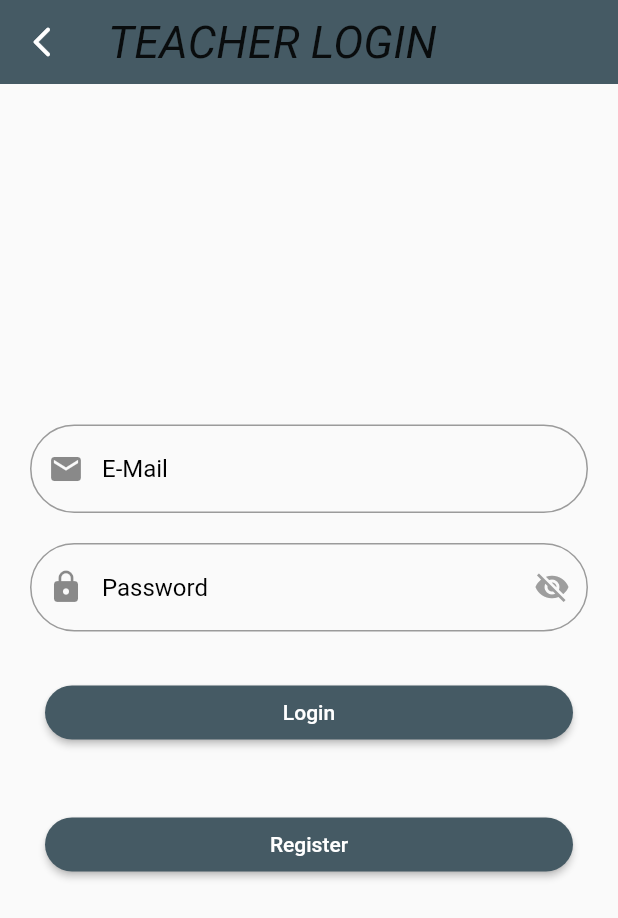
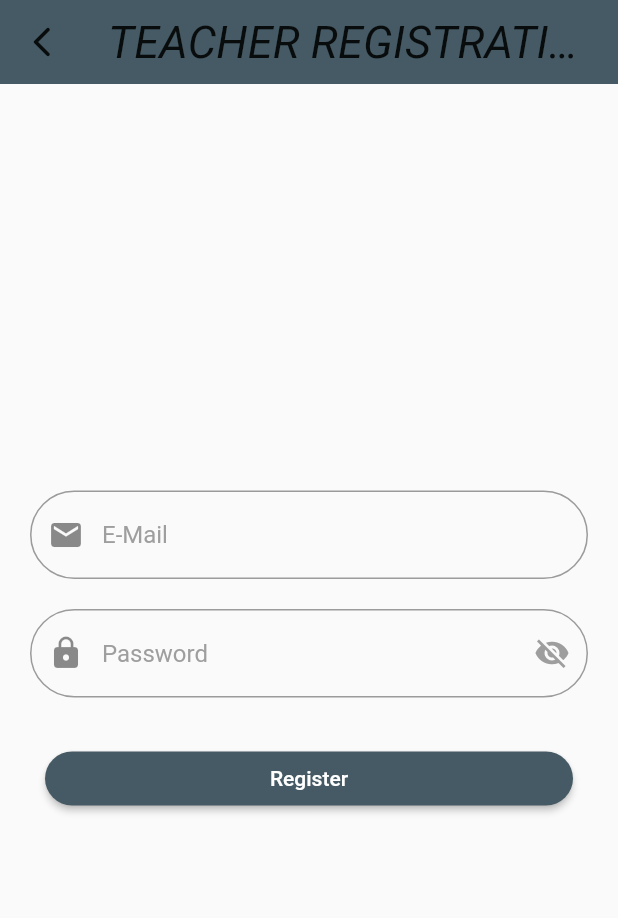
Before and after one commit to justinvgeorge2024/ATMOS_Mini_Project, a Flutter app: the TeachersRegs screen opened directly, after a tap on "Register", on a phone screen of 412 x 824 dp. Shown: the top 918 px of the screen. Run offline on Flutter 3.47's test engine with Material 2 defaults, Android fonts, the light colour scheme and no system bars; our stand-ins replace firebase_auth, firebase_core, get; missing offline and left inert: qr_code_scanner; accounts and stored records are empty; network calls fail.

Commit message:
krish-logincorrection

```diff
--- a/New_attempt/miniproject/lib/pages/teachers_regs.dart
+++ b/New_attempt/miniproject/lib/pages/teachers_regs.dart
@@ -1,5 +1,9 @@
+import 'package:firebase_auth/firebase_auth.dart';
 import 'package:flutter/material.dart';
+import 'package:get/get.dart';
 import 'package:miniproject/pages/teacher_login.dart';
+
+import '../services/auth_services.dart';
 
 class TeachersRegs extends StatefulWidget {
   const TeachersRegs({super.key});
@@ -10,6 +14,46 @@ class TeachersRegs extends StatefulWidget {
 
 class _TeachersRegsState extends State<TeachersRegs> {
   bool _isVisibility=false;
+  final _usernameController = TextEditingController();
+
+  final _passwordController = TextEditingController();
+  bool isloading = false;
+
+  @override
+  void initState() {
+    super.initState();
+  }
+
+  @override
+  void dispose() {
+    _usernameController.dispose();
+    _passwordController.dispose();
+    super.dispose();
+  }
+
+  Future _registerUser() async {
+    try {
+      setState(() {
+        isloading = true;
+      });
+      String email = _usernameController.text.trim();
+      String password = _passwordController.text.trim();
+      Future<String> res =
+          AuthServices.singup(email: email, password: password);
+      setState(() {
+        isloading = false;
+      });
+
+      if (res != "success") {
+        print(res);
+        return;
+      }
+      Get.to(const TeacherLogin());
+    } on FirebaseAuthException catch (e) {
+      print(e);
+    }
+  }
+
   @override
   Widget build(BuildContext context) {
     return SafeArea(
@@ -31,7 +75,11 @@ class _TeachersRegsState extends State<TeachersRegs> {
                 Navigator.of(context).pushReplacement(MaterialPageRoute(
                     builder: (context) => const TeacherLogin()));
               },
-                icon: const Icon(Icons.arrow_back_ios_new_rounded)),
+              icon: const Icon(
+                Icons.arrow_back_ios_new_rounded,
+                color: Colors.black87,
+              ),
+            ),
           ),
           body: Center(
             child: Padding(
@@ -39,63 +87,71 @@ class _TeachersRegsState extends State<TeachersRegs> {
               child: Column(
                 mainAxisAlignment: MainAxisAlignment.center,
                 children: [
-                  const Padding(
-                    padding: EdgeInsets.all(10.0),
-                    child: TextField(
+                  Padding(
+                    padding: const EdgeInsets.all(10.0),
+                    child: TextFormField(
+                      controller: _usernameController,
+                      style: const TextStyle(color: Colors.black87),
                       decoration: InputDecoration(
-                        border: OutlineInputBorder(),
-                        labelText: 'E-Mail',
-                        prefixIcon: Icon(
+                        hintStyle: const TextStyle(color: Colors.grey),
+                        hintText: "E-Mail",
+                        prefixIcon: const Icon(
                           Icons.mail,
                         ),
-                        isDense: true, // Added this
-                        contentPadding: EdgeInsets.all(8), // Added this
+                        border: OutlineInputBorder(
+                          borderRadius: BorderRadius.circular(50),
                         ),
-                    ),
-                  ),
-                  const Padding(
-                    padding: EdgeInsets.all(10.0),
-                    child: TextField(
-                      decoration: InputDecoration(
-                        border: OutlineInputBorder(),
-                        labelText: 'Password',
-                        prefixIcon:Icon(
-                          Icons.lock,
-                        ),
-
-                        isDense: true, // Added this
-                        contentPadding: EdgeInsets.all(8), // Added this
-                      ),
-                    ),
-                  ),
-                  const Padding(
-                    padding: EdgeInsets.all(10.0),
-                    child: TextField(
-                      decoration: InputDecoration(
-                        border: OutlineInputBorder(),
-                        labelText: 'Re-Enter Passworrd',
-                        prefixIcon: Icon(
-                          Icons.lock,
-                        ),
-                        isDense: true, // Added this
-                        contentPadding: EdgeInsets.all(8), // Added this
                       ),
                     ),
                   ),
                   Padding(
-                    padding: const EdgeInsets.all(0.0),
+                    padding: const EdgeInsets.all(10.0),
+                    child: TextFormField(
+                      obscureText: !_isVisibility,
+                      controller: _passwordController,
+                      style: const TextStyle(color: Colors.black87),
+                      decoration: InputDecoration(
+                        hintStyle: const TextStyle(color: Colors.grey),
+                        hintText: "Password",
+                         prefixIcon:const Icon(
+                          Icons.lock,
+                        ),
+                        suffixIcon: IconButton(onPressed: (){
+                          setState(() {
+                            _isVisibility=!_isVisibility;
+                          });
+                        },
+                        icon:_isVisibility ? Icon(Icons.visibility,color: Colors.black,):Icon(Icons.visibility_off,color: Colors.grey,),),
+                        border: OutlineInputBorder(
+                          borderRadius: BorderRadius.circular(50),
+                        ),
+                      ),
+                    ),
+                  ),
+                  Padding(
+                    padding: const EdgeInsets.all(20.0),
                     child: ElevatedButton(
                       onPressed: () {
+                        _registerUser();
+                        if (_registerUser() == null) {
                           Navigator.of(context).pushReplacement(
                               MaterialPageRoute(
-                                  builder: (context) => const TeacherLogin()));
+                                  builder: (context) => const TeachersRegs()));
+                        }
                       },
                       style: ElevatedButton.styleFrom(
                         backgroundColor: Colors.blueGrey[700],
                         shape: RoundedRectangleBorder(
                             borderRadius: BorderRadius.circular(20)),
                       ),
-                        child: const Text("Register")),
+                      child: isloading
+                          ? const Center(
+                              child: CircularProgressIndicator(),
+                            )
+                          : const Center(
+                              child: Text("Register"),
+                            ),
+                    ),
                   ),
                 ],
               ),
```
Also changed, not shown: New_attempt/miniproject/lib/pages/students_home.dart (+17 -8 lines), New_attempt/miniproject/lib/pages/students_regs.dart (+10 -3 lines), New_attempt/miniproject/lib/pages/teachers_home.dart (+30 -7 lines), project/analysis_options.yaml (deleted, +0 -29 lines), project/lib/main.dart (deleted, +0 -23 lines), project/lib/views/home_screen.dart (deleted, +0 -103 lines), project/lib/views/login_screen.dart (deleted, +0 -135 lines), project/lib/views/registration_screen.dart (deleted, +0 -136 lines), project/pubspec.yaml (deleted, +0 -77 lines), New_attempt/miniproject/lib/pages/student_login.dart (line endings or trailing spaces), project/assets/images/logo.png (deleted), project/pubspec.lock (deleted), 122 other files. Lines whose indentation alone changed are shown as unchanged.
